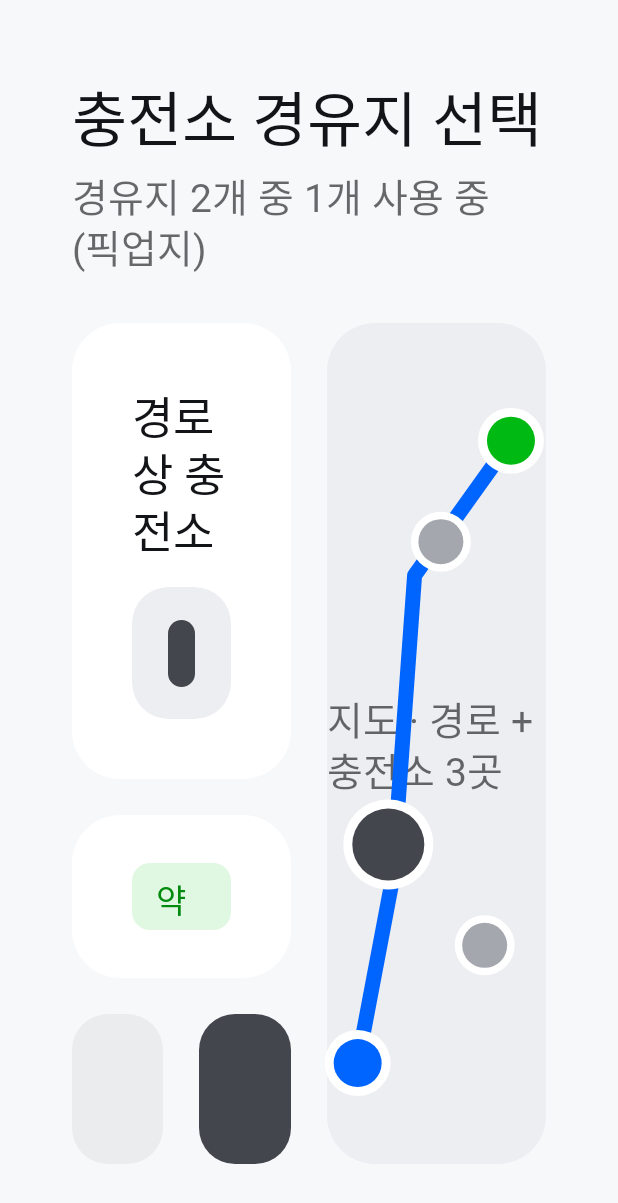
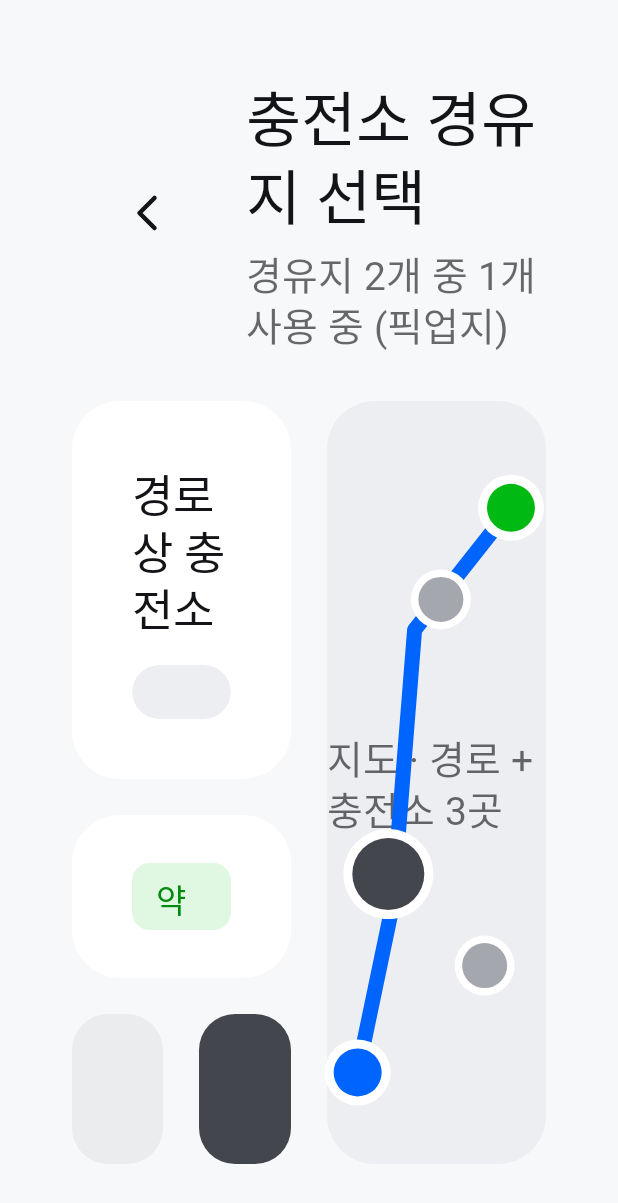
Before and after one commit to codesooo/Mosim, an Android app built with Jetpack Compose: the ChargingStationSelectScreen screen opened through its navigation route, on a phone screen of 412 x 824 dp. Shown: the top 1203 px of the screen. Run offline under Robolectric (Android 15) with nearby library versions, the phone set to English and light mode, and no system bars; Roboto replaces fonts that are not available here.

Commit message:
feat: 하위 화면에 뒤로가기 버튼 추가

```diff
--- a/app/src/main/java/com/example/mosim/ui/components/MosimAppContainer.kt
+++ b/app/src/main/java/com/example/mosim/ui/components/MosimAppContainer.kt
@@ -13,14 +13,19 @@ import androidx.compose.foundation.layout.RowScope
 import androidx.compose.foundation.layout.fillMaxSize
 import androidx.compose.foundation.layout.fillMaxWidth
 import androidx.compose.foundation.layout.padding
+import androidx.compose.foundation.layout.size
 import androidx.compose.foundation.layout.width
+import androidx.compose.material3.Icon
+import androidx.compose.material3.IconButton
 import androidx.compose.material3.Text
 import androidx.compose.runtime.Composable
 import androidx.compose.ui.Alignment
 import androidx.compose.ui.Modifier
 import androidx.compose.ui.platform.LocalContext
+import androidx.compose.ui.res.painterResource
 import androidx.compose.ui.tooling.preview.Preview
 import androidx.compose.ui.unit.dp
+import com.example.mosim.R
 import com.example.mosim.ui.components.pleos.PleosButton
 import com.example.mosim.ui.components.pleos.PleosButtonType
 import com.example.mosim.ui.theme.MosimDimens
@@ -33,11 +38,13 @@ import com.example.mosim.ui.theme.strong
  * 모든 모심 화면의 바깥 틀 (피그마 mosim_app_content).
  *
  * 구성: 제목·부제 → 본문(남은 높이를 채움) → 오른쪽 정렬 하단 버튼.
- * 피그마 v2에는 뒤로가기 버튼이 있는 앱 바가 없다. 뒤로가기는 CCP Back 하드키(= Android Back)로만 처리한다.
+ * 피그마 v2에는 뒤로가기 버튼이 없지만, onBack이 있는 하위 화면은 제목 왼쪽에 뒤로가기 버튼을 둔다(팀 요청).
+ * Pleos 06 문서상 사용자 설치 앱은 필수 조작을 터치만으로 끝낼 수 있어야 해서, 하드키 없이도 돌아갈 수 있게 했다.
+ * 버튼 모양·크기는 디자인이 없어 임시다. [확인 필요]
  *
  * Back 규칙 (Pleos 06 문서 "CCP Back 하드키 → 앱 숨김 처리", 심사 필수)
  *  - onBack == null : 최상단 화면이다. 앱을 끝내지 않고 moveTaskToBack(true)로 숨긴다.
- *  - onBack != null : 하위 화면이다. 이전 화면으로 간다.
+ *  - onBack != null : 하위 화면이다. 이전 화면으로 간다. 화면의 뒤로가기 버튼도 같은 onBack을 부른다.
  */
 @Composable
 fun MosimAppContainer(
@@ -60,10 +67,25 @@ fun MosimAppContainer(
             .padding(MosimDimens.AppPadding),
         verticalArrangement = Arrangement.spacedBy(MosimDimens.SectionGap),
     ) {
-        Column(verticalArrangement = Arrangement.spacedBy(4.dp)) {
-            Text(text = title, style = PleosTypography.TitleLarge.strong())
-            if (subtitle != null) {
-                Text(text = subtitle, style = PleosTypography.BodySmall, color = PleosColor.TextDarkTertiary)
+        Row(
+            verticalAlignment = Alignment.CenterVertically,
+            horizontalArrangement = Arrangement.spacedBy(MosimDimens.IconTextGap),
+        ) {
+            if (onBack != null) {
+                // 터치 영역은 Pleos Large 버튼 높이(100)와 같게 잡았다. 차량 화면이라 기본 48보다 크게 둔다.
+                IconButton(onClick = onBack, modifier = Modifier.size(MosimDimens.ButtonLargeHeight)) {
+                    Icon(
+                        painter = painterResource(R.drawable.ic_chevron_left),
+                        contentDescription = "뒤로 가기",
+                        tint = PleosColor.TextDarkPrimary,
+                    )
+                }
+            }
+            Column(verticalArrangement = Arrangement.spacedBy(4.dp)) {
+                Text(text = title, style = PleosTypography.TitleLarge.strong())
+                if (subtitle != null) {
+                    Text(text = subtitle, style = PleosTypography.BodySmall, color = PleosColor.TextDarkTertiary)
+                }
             }
         }
 
--- /dev/null
+++ b/app/src/main/res/drawable/ic_chevron_left.xml
@@ -0,0 +1,16 @@
+<?xml version="1.0" encoding="utf-8"?>
+<!-- Lucide "chevron-left" (ISC License, https://lucide.dev). MosimAppContainer 뒤로가기 버튼. -->
+<!-- 피그마 v2에 뒤로가기 버튼이 없어 크기는 화면 제목(40)에 맞춘 임시 값이다. 선 굵기 3dp = viewport 24 기준 1.8. [확인 필요] -->
+<vector xmlns:android="http://schemas.android.com/apk/res/android"
+    android:width="40dp"
+    android:height="40dp"
+    android:autoMirrored="true"
+    android:viewportWidth="24"
+    android:viewportHeight="24">
+    <path
+        android:pathData="M15,18l-6,-6l6,-6"
+        android:strokeWidth="1.8"
+        android:strokeColor="#FF131417"
+        android:strokeLineCap="round"
+        android:strokeLineJoin="round" />
+</vector>
```
